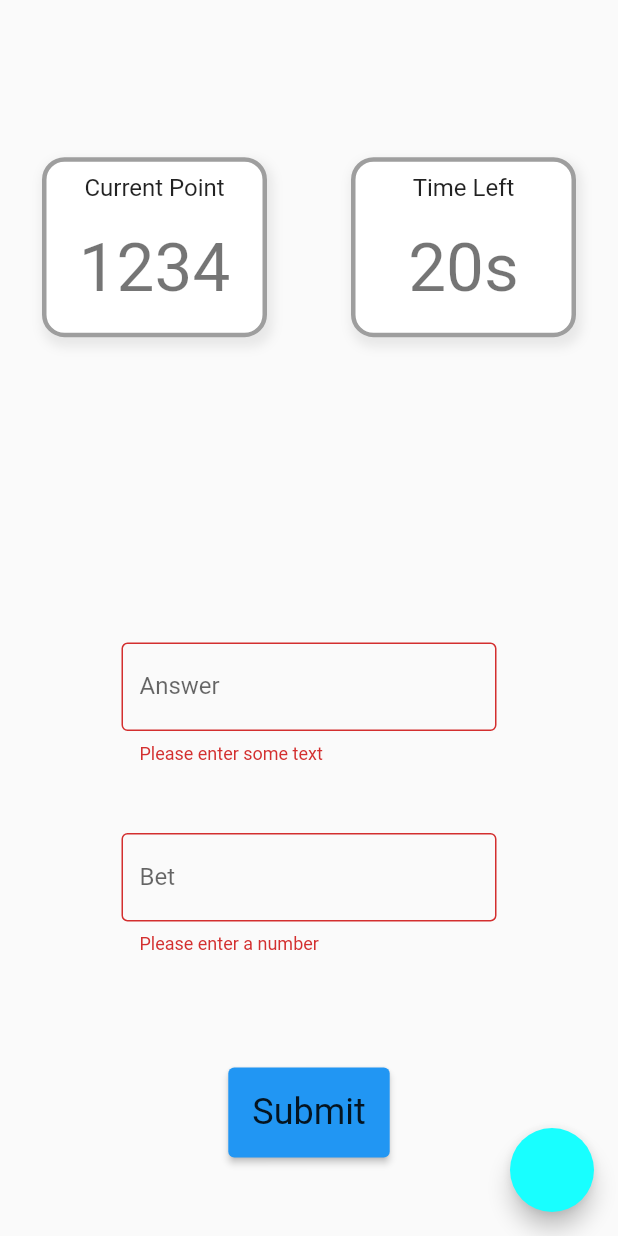
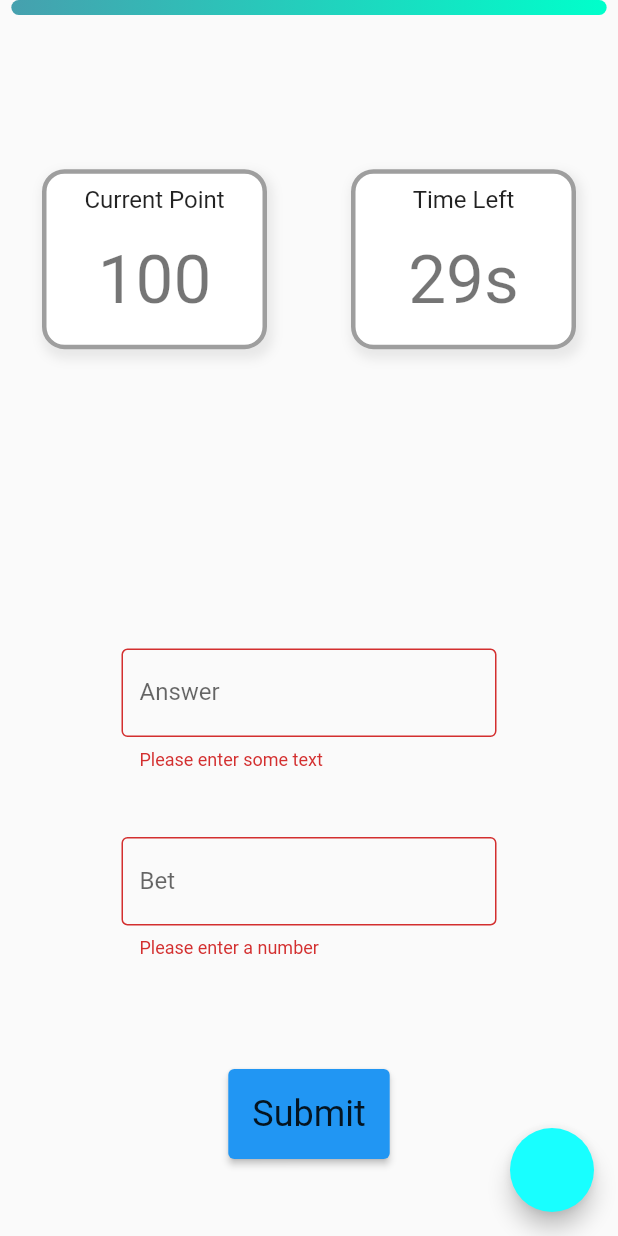
Before and after one commit to tnlong311/trivia-app, a Flutter app: the QuestionPollPage screen opened by its route, after a tap on "Submit", on a phone screen of 412 x 824 dp. Run offline on Flutter 3.47's test engine with Material 2 defaults, Android fonts, the phone set to English and light mode, and no system bars; our stand-ins replace get.

Commit message:
add question controller - WIP

```diff
--- a/lib/consts/app_styles.dart
+++ b/lib/consts/app_styles.dart
@@ -19,3 +19,15 @@ const triviaHeading2 = TextStyle(
   height: 2,
   decoration: TextDecoration.none
 );
+
+const triviaGreen = LinearGradient(
+colors: [Color(0xFF46A0AE), Color(0xFF00FFCB)],
+begin: Alignment.centerLeft,
+end: Alignment.centerRight,
+);
+
+const triviaRed = LinearGradient(
+  colors: [Color(0xDFa70000), Color(0xDFfe2424)],
+  begin: Alignment.centerLeft,
+  end: Alignment.centerRight,
+);
--- /dev/null
+++ b/lib/controllers/QuestionController.dart
@@ -0,0 +1,73 @@
+import 'package:get/get.dart';
+import 'package:flutter/material.dart';
+import 'package:trivia_app/models/mock_questions.dart';
+
+class QuestionController extends GetxController with GetTickerProviderStateMixin {
+  // for countdown
+  late AnimationController _countdownController;
+  late Animation _countdown;
+
+  int _currentPoint = 0;
+  int _index = 1;
+  String _correctAnswer = '';
+  String _userAnswer = '';
+  int _bet = 0;
+  int _result = 0;
+  late int questionLength;
+
+  // expose to global use
+  Animation get countdown => _countdown;
+  int get currentPoint => _currentPoint;
+  int get index => _index;
+  int get result => _result;
+
+
+  // called immediately after the widget is allocated memory
+  @override
+  void onInit() {
+    _countdownController =
+        AnimationController(duration: const Duration(seconds: 30), vsync: this);
+    _countdown = Tween<double>(begin: 1, end: 0).animate(_countdownController)
+      ..addListener(() {
+        // update = setState
+        update();
+      });
+
+    questionLength = sampleQuestions.length;
+
+    // _countdownController.forward();
+
+    super.onInit();
+  }
+
+  @override
+  void onClose() {
+    _countdownController.dispose();
+    super.onClose();
+  }
+
+  void resetCounter(){
+    _countdownController.reset();
+    _countdownController.forward();
+  }
+
+  void checkAnswer(){
+    _currentPoint += 100;
+  }
+
+  void gotoQuestionTitle() {
+
+  }
+
+  void gotoPollPage() {
+
+  }
+
+  void gotoAnswerReveal() {
+
+  }
+
+  void gotoAnswerInfo() {
+
+  }
+}
--- a/lib/models/mock_questions.dart
+++ b/lib/models/mock_questions.dart
@@ -1,6 +1,16 @@
-const questions = [
-  {'id': '1', 'type': 'string', 'correct': 'A'},
-  {'id': '2', 'type': 'string', 'correct': 'B'},
-  {'id': '3', 'type': 'number', 'correct': 10},
-  {'id': '4', 'type': 'string', 'correct': 'D'},
+const sampleQuestions = [
+  {'id': '1', 'type': 'string', 'correct': 'A', 'addition info': null},
+  {
+    'id': '2',
+    'type': 'string',
+    'correct': 'B',
+    'addition info': 'This question is very interesting!!'
+  },
+  {
+    'id': '3',
+    'type': 'number',
+    'correct': 10,
+    'addition info': 'This question is very interesting too!!'
+  },
+  {'id': '4', 'type': 'string', 'correct': 'D', 'addition info': null},
 ];
--- a/lib/views/pages/question_template/question_poll_page.dart
+++ b/lib/views/pages/question_template/question_poll_page.dart
@@ -1,8 +1,13 @@
 import 'package:flutter/material.dart';
+import 'package:get/get.dart';
+import 'package:get/get_core/src/get_main.dart';
+import 'package:get/get_state_manager/src/simple/get_state.dart';
+import 'package:trivia_app/controllers/QuestionController.dart';
 import 'package:trivia_app/views/pages/question_template/answer_reveal_page.dart';
 import 'package:trivia_app/views/widgets/TextFieldSingle.dart';
 
 import '../../widgets/InfoBox.dart';
+import '../../widgets/ProgressBar.dart';
 
 class QuestionPollPage extends StatefulWidget {
   static const routeName = "/question-poll";
@@ -21,28 +26,32 @@ class _QuestionPollPageState extends State<QuestionPollPage> {
   @override
   Widget build(BuildContext context) {
     final themeData = Theme.of(context);
+    QuestionController _questionController = Get.put(QuestionController());
 
     return Scaffold(
       body: SafeArea(
-          child: Column(
+          child: GetBuilder<QuestionController>(
+              init: QuestionController(),
+              builder: (controller) {
+                return Column(
                   children: [
+                    ProgressBar(progress: controller.countdown.value),
                     Expanded(
                       flex: 2,
                       child: Row(
                         mainAxisAlignment: MainAxisAlignment.spaceAround,
-              // crossAxisAlignment: CrossAxisAlignment.center,
-              children: const [
+                        children: [
                           InfoBox(
                             title: "Current Point",
                             width: 150,
                             height: 120,
-                  content: "1234",
+                            content: '${controller.currentPoint}',
                           ),
                           InfoBox(
                             title: "Time Left",
                             width: 150,
                             height: 120,
-                  content: '20s',
+                            content: '${(controller.countdown.value*30).round()}s',
                           ),
                         ],
                       ),
@@ -78,10 +87,12 @@ class _QuestionPollPageState extends State<QuestionPollPage> {
                           height: 60,
                           child: ElevatedButton(
                             onPressed: () {
-                    if(_formKey.currentState!.validate()){
-                      print('your answer is submitted');
+                              _questionController.resetCounter();
+                              _questionController.checkAnswer();
+                              if (_formKey.currentState!.validate()) {
                                 _formKey.currentState!.save();
-                    };
+                              }
+                              ;
                             },
                             child: Text(
                               "Submit",
@@ -92,7 +103,8 @@ class _QuestionPollPageState extends State<QuestionPollPage> {
                       ),
                     ),
                   ],
-      )),
+                );
+              })),
       floatingActionButton: FloatingActionButton(
         onPressed: () {
           Navigator.pushNamed(context, AnswerRevealPage.routeName);
--- a/lib/views/pages/question_template/question_title_page.dart
+++ b/lib/views/pages/question_template/question_title_page.dart
@@ -1,5 +1,9 @@
 import 'package:flutter/material.dart';
+import 'package:get/get.dart';
+import 'package:get/get_core/src/get_main.dart';
 import 'package:trivia_app/views/pages/question_template/question_poll_page.dart';
+
+import '../../../controllers/QuestionController.dart';
 
 class QuestionTitlePage extends StatelessWidget {
   static const routeName = "/question-title";
@@ -8,11 +12,13 @@ class QuestionTitlePage extends StatelessWidget {
 
   @override
   Widget build(BuildContext context) {
+    QuestionController _questionController = Get.put(QuestionController());
+
     return Scaffold(
       body: SafeArea(
           child: Center(
         child: Text(
-          "Question #1",
+          "Question #${_questionController.index}",
           style: Theme.of(context).textTheme.headline3,
         ),
       )),
--- /dev/null
+++ b/lib/views/widgets/ProgressBar.dart
@@ -0,0 +1,25 @@
+import 'dart:ui';
+
+import 'package:flutter/material.dart';
+
+import '../../consts/app_styles.dart';
+
+class ProgressBar extends StatelessWidget {
+  const ProgressBar({Key? key, required this.progress}) : super(key: key);
+  final double progress;
+
+  @override
+  Widget build(BuildContext context) {
+    return SizedBox(
+      height: 10,
+      child: LayoutBuilder(
+          builder: (context, constraints) => Container(
+                width: constraints.maxWidth * progress,
+                decoration: BoxDecoration(
+                  gradient: (progress > 0.5) ? triviaGreen : triviaRed,
+                  borderRadius: BorderRadius.circular(10),
+                ),
+              )),
+    );
+  }
+}
```
Also changed, not shown: lib/consts/app_colors.dart (deleted), lib/consts/app_sizes.dart (deleted). Lines whose indentation alone changed are shown as unchanged.
